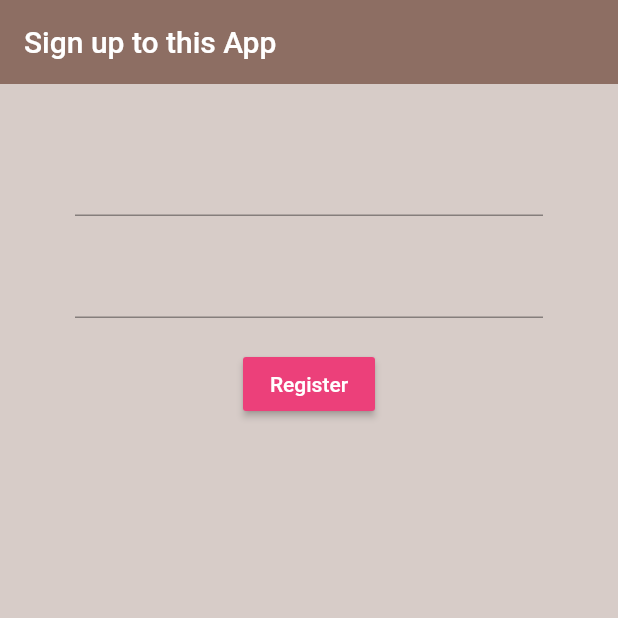
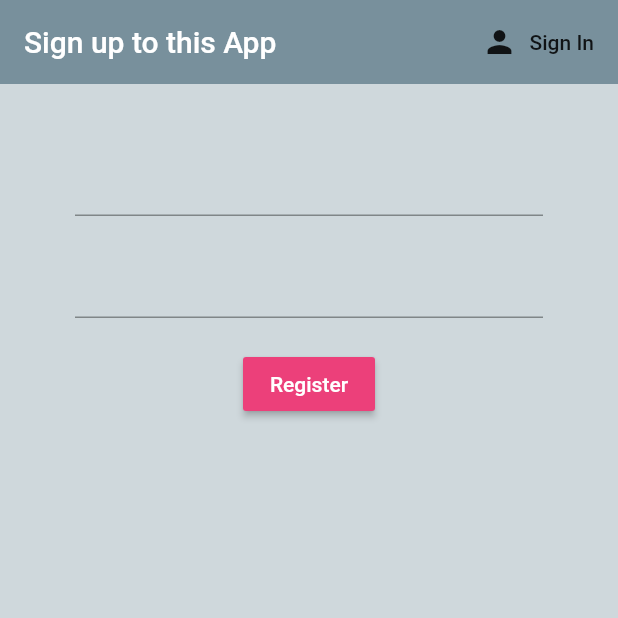
Before and after one commit to noklam/Learning-Flutter, a Flutter app: the screen it shows after launch, after a tap on "Register", on a phone screen of 412 x 824 dp, the top half of it. Run offline on Flutter 3.47's test engine with Material 2 defaults, Android fonts, the light colour scheme and no system bars; our stand-ins replace firebase_auth; accounts and stored records are empty.

Commit message:
Add toggle button to switch between register and login

```diff
--- a/flutter_firebase/lib/screens/authenticate/authenticate.dart
+++ b/flutter_firebase/lib/screens/authenticate/authenticate.dart
@@ -8,10 +8,17 @@ class Authenticate extends StatefulWidget {
 }
 
 class _AuthenticateState extends State<Authenticate> {
+  bool showSignIn = true;
+  void toggleView() {
+    setState(() => showSignIn = !showSignIn);
+  }
+
   @override
   Widget build(BuildContext context) {
-    return Container(
-      child: Register(),
-    );
+    if (showSignIn) {
+      return SignIn(toggleView: toggleView);
+    } else {
+      return Register(toggleView: toggleView);
+    }
   }
 }
--- a/flutter_firebase/lib/screens/authenticate/register.dart
+++ b/flutter_firebase/lib/screens/authenticate/register.dart
@@ -2,6 +2,8 @@ import 'package:flutter/material.dart';
 import 'package:flutter_firebase/services/auth.dart';
 
 class Register extends StatefulWidget {
+  final Function toggleView;
+  Register({this.toggleView});
   @override
   _RegisterState createState() => _RegisterState();
 }
@@ -14,11 +16,19 @@ class _RegisterState extends State<Register> {
   @override
   Widget build(BuildContext context) {
     return Scaffold(
-        backgroundColor: Colors.brown[100],
+        backgroundColor: Colors.blueGrey[100],
         appBar: AppBar(
-          backgroundColor: Colors.brown[400],
+          backgroundColor: Colors.blueGrey[400],
           elevation: 0.05,
           title: Text('Sign up to this App'),
+          actions: <Widget>[
+            FlatButton.icon(
+                onPressed: () {
+                  widget.toggleView();
+                },
+                label: Text('Sign In'),
+                icon: Icon(Icons.person))
+          ],
         ),
         body: Container(
             padding: EdgeInsets.symmetric(vertical: 20.0, horizontal: 50.0),
--- a/flutter_firebase/lib/screens/authenticate/sign_in.dart
+++ b/flutter_firebase/lib/screens/authenticate/sign_in.dart
@@ -2,6 +2,9 @@ import 'package:flutter/material.dart';
 import 'package:flutter_firebase/services/auth.dart';
 
 class SignIn extends StatefulWidget {
+  final Function toggleView;
+  SignIn({this.toggleView});
+
   @override
   _SignInState createState() => _SignInState();
 }
@@ -21,6 +24,14 @@ class _SignInState extends State<SignIn> {
           backgroundColor: Colors.brown[400],
           elevation: 0.05,
           title: Text('Sign in to this App'),
+          actions: <Widget>[
+            FlatButton.icon(
+                label: Text('Register'),
+                onPressed: () {
+                  widget.toggleView();
+                },
+                icon: Icon(Icons.person))
+          ],
         ),
         body: Container(
             padding: EdgeInsets.symmetric(vertical: 20.0, horizontal: 50.0),
```
